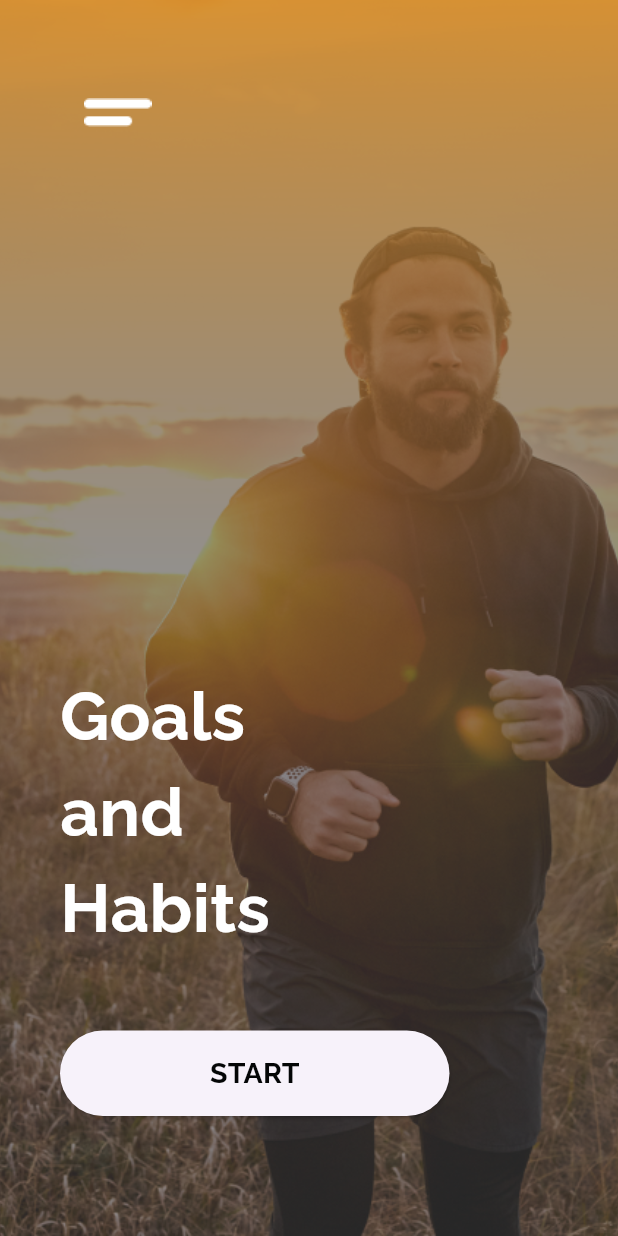
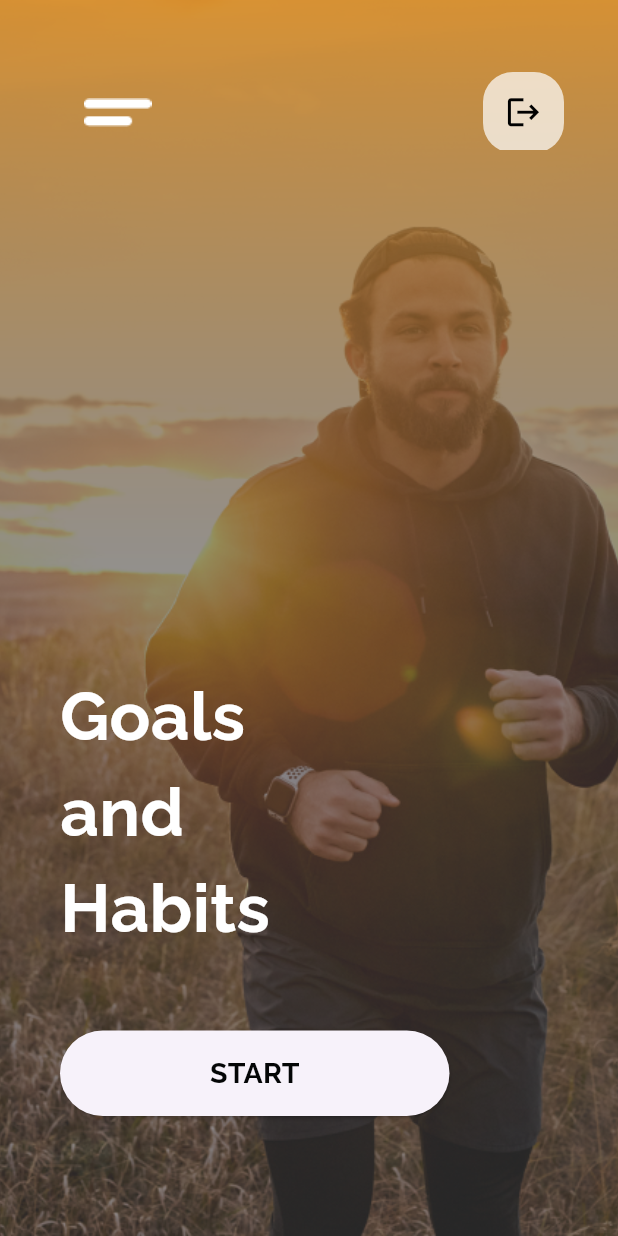
Before and after one commit to perasd9/MT-FlutterUI-Mobile, a Flutter app: the Home screen opened by its route, on a phone screen of 412 x 824 dp. Run offline on Flutter 3.47's test engine with Material 3 defaults, Android fonts, the phone set to English and light mode, and no system bars; our stand-ins replace flutter_spinkit, shared_preferences; missing offline and left inert: decorated_dropdownbutton; accounts and stored records are empty.

Commit message:
added logout button within home page

```diff
--- a/lib/components/addProgramDialog.dart
+++ b/lib/components/addProgramDialog.dart
@@ -112,10 +112,10 @@ class _AddProgramDialogState extends State<AddProgramDialog> {
 
     if(response.statusCode == 200){
       Navigator.pop(context);
-      Utils.showToastSnackBar(context, "Successfully updated program", Colors.green, "Updating program");
+      Utils.showToastSnackBar(context, "Successfully updated program", Colors.green, "Ok");
     }else{
       Navigator.pop(context);
-      Utils.showToastSnackBar(context, "Unsuccessfully updated program", Colors.red[400], "Updating program");
+      Utils.showToastSnackBar(context, "Unsuccessfully updated program", Colors.red[400], "Ok");
     }
   }
 
--- a/lib/components/programCard.dart
+++ b/lib/components/programCard.dart
@@ -186,7 +186,7 @@ class ProgramCard extends StatelessWidget {
               ],
             ),
             SizedBox(
-              height: 130,
+              height: 120,
               child: SingleChildScrollView(
                 child: ListView.builder(
                   itemCount: program.listaAktivnosti?.length,
--- a/lib/main.dart
+++ b/lib/main.dart
@@ -22,6 +22,7 @@ class MyApp extends StatelessWidget {
           parent: AlwaysScrollableScrollPhysics(),
         ),
       ),
+
       debugShowCheckedModeBanner: false,
       title: 'Activity management',
       initialRoute: "/login",
--- a/lib/pages/home.dart
+++ b/lib/pages/home.dart
@@ -1,4 +1,6 @@
 import 'package:flutter/material.dart';
+import 'package:mt_activity_management/pages/login.dart';
+import 'package:shared_preferences/shared_preferences.dart';
 
 class Home extends StatelessWidget {
   const Home({super.key});
@@ -9,14 +11,43 @@ class Home extends StatelessWidget {
       extendBodyBehindAppBar: true,
       appBar: AppBar(
         automaticallyImplyLeading: false,
-        title: const Row(
+        title:  Row(
+          mainAxisAlignment: MainAxisAlignment.spaceBetween,
           children: [
-            Padding(
+            const Padding(
               padding: EdgeInsets.fromLTRB(40.0, 50.0, 0, 0),
               child: Image(
                   image: AssetImage("assets/images/hamburger.png")
               ),
-            )
+            ),
+            Padding(
+              padding: const EdgeInsets.fromLTRB(0, 50.0, 20.0, 0),
+
+              child: Container(
+                decoration: BoxDecoration(
+                  borderRadius: BorderRadius.circular(20.0),
+                  color: Colors.white70,
+                ),
+                height: 54,
+                width: 54,
+                child: IconButton(
+                    onPressed: () async {
+                      Navigator.pushAndRemoveUntil(
+                        context,
+                        MaterialPageRoute(builder: (context) => const Login()),
+                            (route) => false,
+                      );
+
+                      (await SharedPreferences.getInstance()).remove("userId");
+
+                    },
+                    icon: const Icon(
+                      Icons.logout,
+                      size: 25,
+                      color: Colors.black,
+                    )),
+              ),
+            ),
           ],
         ),
         toolbarHeight: 100.0,
--- a/lib/pages/programs.dart
+++ b/lib/pages/programs.dart
@@ -9,6 +9,7 @@ import 'package:mt_activity_management/model/program.dart';
 import 'package:mt_activity_management/pages/loading.dart';
 import 'package:mt_activity_management/utilities/utils.dart';
 import 'package:async/async.dart';
+import 'package:shared_preferences/shared_preferences.dart';
 
 
 class Programs extends StatefulWidget {
```
